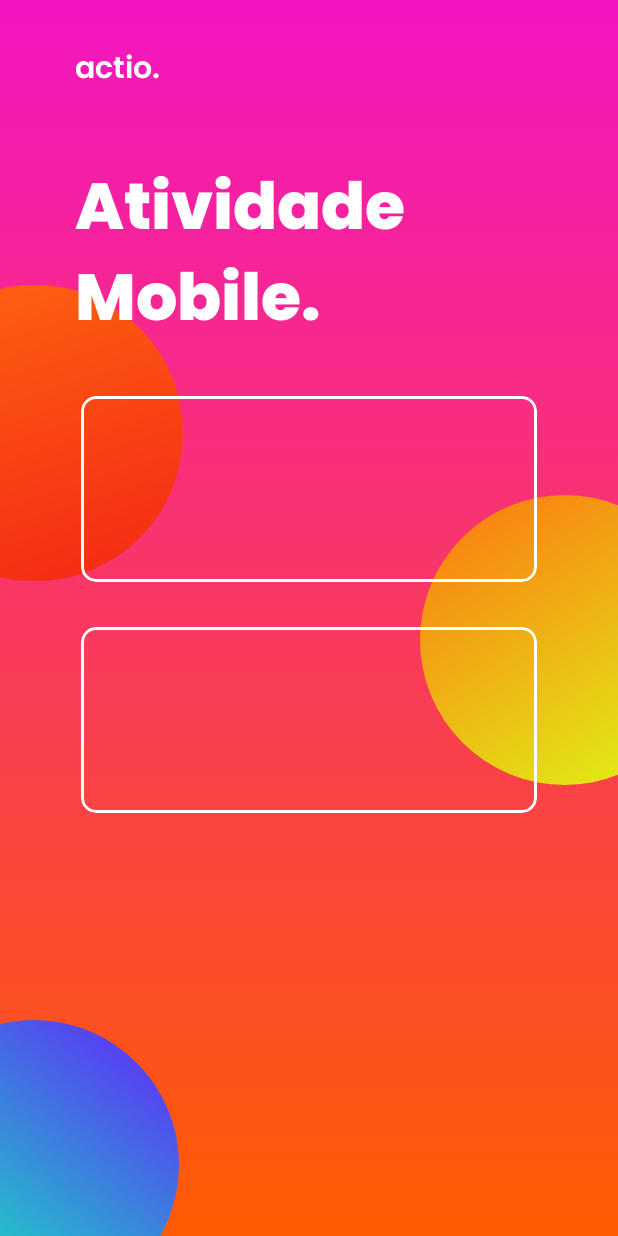
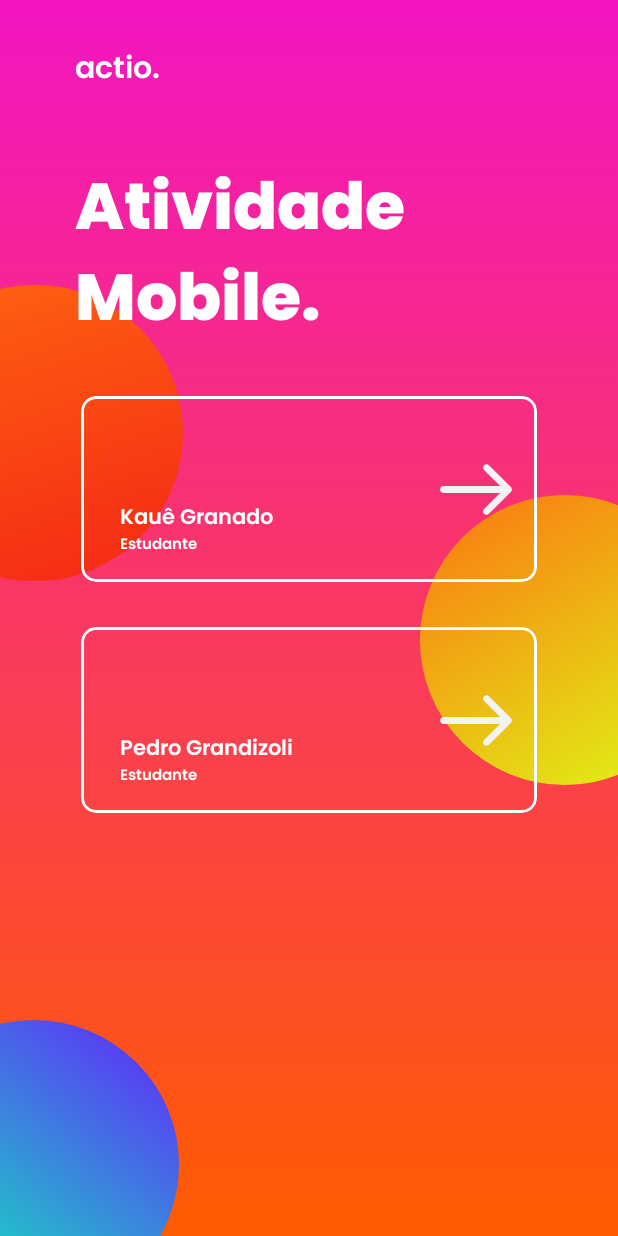
Before and after one commit to pedroh715/actio_app, an Android app: the screen it shows after launch (MainActivity), on a phone screen of 412 x 824 dp. Run offline under Robolectric (Android 15) with nearby library versions, the phone set to English and light mode, and no system bars; libraries missing offline, so code that uses them is left out: io.alterac.blurkit; plain views replace BlurLayout; 1 statement that could not run was skipped.

Commit message:
Doing layout 🎨

```diff
--- /dev/null
+++ b/app/src/main/res/drawable/ic_arrow_1.xml
@@ -0,0 +1,9 @@
+<vector xmlns:android="http://schemas.android.com/apk/res/android"
+    android:width="49dp"
+    android:height="34dp"
+    android:viewportWidth="49"
+    android:viewportHeight="34">
+  <path
+      android:pathData="M3,14.7122C1.7365,14.7122 0.7122,15.7365 0.7122,17C0.7122,18.2635 1.7365,19.2878 3,19.2878L3,14.7122ZM47.6177,18.6177C48.5111,17.7243 48.5111,16.2757 47.6177,15.3823L33.0584,0.823C32.1649,-0.0705 30.7164,-0.0705 29.823,0.823C28.9295,1.7164 28.9295,3.1649 29.823,4.0584L42.7646,17L29.823,29.9416C28.9295,30.8351 28.9295,32.2836 29.823,33.177C30.7164,34.0705 32.1649,34.0705 33.0584,33.177L47.6177,18.6177ZM3,19.2878L46,19.2878L46,14.7122L3,14.7122L3,19.2878Z"
+      android:fillColor="#F3F3F3"/>
+</vector>
--- a/app/src/main/res/layout/activity_main.xml
+++ b/app/src/main/res/layout/activity_main.xml
@@ -1,12 +1,12 @@
 <?xml version="1.0" encoding="utf-8"?>
 <androidx.constraintlayout.widget.ConstraintLayout xmlns:android="http://schemas.android.com/apk/res/android"
     xmlns:app="http://schemas.android.com/apk/res-auto"
+    xmlns:customfontdemo="http://schemas.android.com/apk/res-auto"
     xmlns:tools="http://schemas.android.com/tools"
     android:layout_width="match_parent"
     android:layout_height="match_parent"
-    xmlns:customfontdemo="http://schemas.android.com/apk/res-auto"
-    tools:context=".MainActivity"
-    android:background="@drawable/gradient_background">
+    android:background="@drawable/gradient_background"
+    tools:context=".MainActivity">
 
     <ImageView
         android:id="@+id/imageView"
@@ -40,34 +40,34 @@
         android:id="@+id/textView2"
         android:layout_width="wrap_content"
         android:layout_height="wrap_content"
+        android:layout_marginStart="50dp"
         android:layout_marginTop="30dp"
-        android:layout_marginStart="50dp"
         android:text="actio."
         android:textColor="@color/white"
         android:textSize="20dp"
         app:layout_constraintLeft_toLeftOf="parent"
-        app:layout_constraintTop_toTopOf="parent"/>
+        app:layout_constraintTop_toTopOf="parent" />
 
     <TextView
         android:id="@+id/ativMobile"
         android:layout_width="367dp"
         android:layout_height="130dp"
+        android:layout_marginStart="50dp"
         android:layout_marginTop="40dp"
-        android:layout_marginStart="50dp"
         android:fontFamily="@font/poppins_extrabold"
         android:text="Atividade Mobile."
         android:textColor="@color/white"
         android:textSize="43dp"
         app:layout_constraintStart_toStartOf="parent"
-        app:layout_constraintTop_toBottomOf="@id/textView2"/>
+        app:layout_constraintTop_toBottomOf="@id/textView2" />
 
     <io.alterac.blurkit.BlurLayout
         android:id="@+id/blurLayout"
         android:layout_width="304dp"
         android:layout_height="124dp"
+        android:layout_marginTop="30dp"
         app:blk_blurRadius="8"
         app:blk_fps="0"
-        android:layout_marginTop="30dp"
         app:layout_constraintEnd_toEndOf="parent"
         app:layout_constraintStart_toStartOf="parent"
         app:layout_constraintTop_toBottomOf="@+id/blurLayout1" />
@@ -76,9 +76,9 @@
         android:id="@+id/blurLayout1"
         android:layout_width="304dp"
         android:layout_height="124dp"
+        android:layout_margin="30dp"
         app:blk_blurRadius="8"
         app:blk_fps="0"
-        android:layout_margin="30dp"
         app:layout_constraintEnd_toEndOf="parent"
         app:layout_constraintStart_toStartOf="parent"
         app:layout_constraintTop_toBottomOf="@+id/ativMobile" />
@@ -116,4 +116,70 @@
         app:strokeWidth="2dp">
     </com.google.android.material.card.MaterialCardView>
 
-    </androidx.constraintlayout.widget.ConstraintLayout>
+    <ImageView
+        android:layout_width="wrap_content"
+        android:layout_height="wrap_content"
+        android:layout_marginEnd="16dp"
+        android:src="@drawable/ic_arrow_1"
+        app:layout_constraintBottom_toBottomOf="@+id/blurLayout1"
+        app:layout_constraintEnd_toEndOf="@+id/blurLayout1"
+        app:layout_constraintTop_toTopOf="@+id/blurLayout1" />
+
+    <ImageView
+        android:layout_width="wrap_content"
+        android:layout_height="wrap_content"
+        android:layout_marginEnd="16dp"
+        android:src="@drawable/ic_arrow_1"
+        app:layout_constraintBottom_toBottomOf="@+id/blurLayout"
+        app:layout_constraintEnd_toEndOf="@+id/blurLayout"
+        app:layout_constraintTop_toTopOf="@+id/blurLayout" />
+
+    <TextView
+        android:id="@+id/textView"
+        android:layout_width="wrap_content"
+        android:layout_height="wrap_content"
+        android:layout_marginStart="26dp"
+        android:layout_marginBottom="30dp"
+        android:textStyle="bold"
+        android:text="Kauê Granado"
+        android:textColor="@color/white"
+        app:layout_constraintBottom_toBottomOf="@+id/blurLayout1"
+        app:layout_constraintStart_toStartOf="@+id/blurLayout1" />
+
+    <TextView
+        android:id="@+id/textView3"
+        android:layout_width="wrap_content"
+        android:layout_height="wrap_content"
+        android:layout_marginStart="26dp"
+        android:layout_marginBottom="30dp"
+        android:textStyle="bold"
+        android:text="Pedro Grandizoli"
+        android:textColor="@color/white"
+        app:layout_constraintBottom_toBottomOf="@+id/blurLayout"
+        app:layout_constraintStart_toStartOf="@+id/blurLayout" />
+
+    <TextView
+        android:layout_width="wrap_content"
+        android:layout_height="wrap_content"
+        android:layout_marginStart="26dp"
+        android:layout_marginBottom="20dp"
+        android:text="Estudante"
+        android:textColor="@color/white"
+        android:textSize="10sp"
+        app:layout_constraintBottom_toBottomOf="@+id/blurLayout1"
+        app:layout_constraintStart_toStartOf="@+id/blurLayout1"
+        app:layout_constraintTop_toBottomOf="@+id/textView" />
+
+    <TextView
+        android:layout_width="wrap_content"
+        android:layout_height="wrap_content"
+        android:layout_marginStart="26dp"
+        android:layout_marginBottom="20dp"
+        android:text="Estudante"
+        android:textColor="@color/white"
+        android:textSize="10sp"
+        app:layout_constraintBottom_toBottomOf="@+id/blurLayout"
+        app:layout_constraintStart_toStartOf="@+id/blurLayout"
+        app:layout_constraintTop_toBottomOf="@+id/textView3" />
+
+</androidx.constraintlayout.widget.ConstraintLayout>
```
